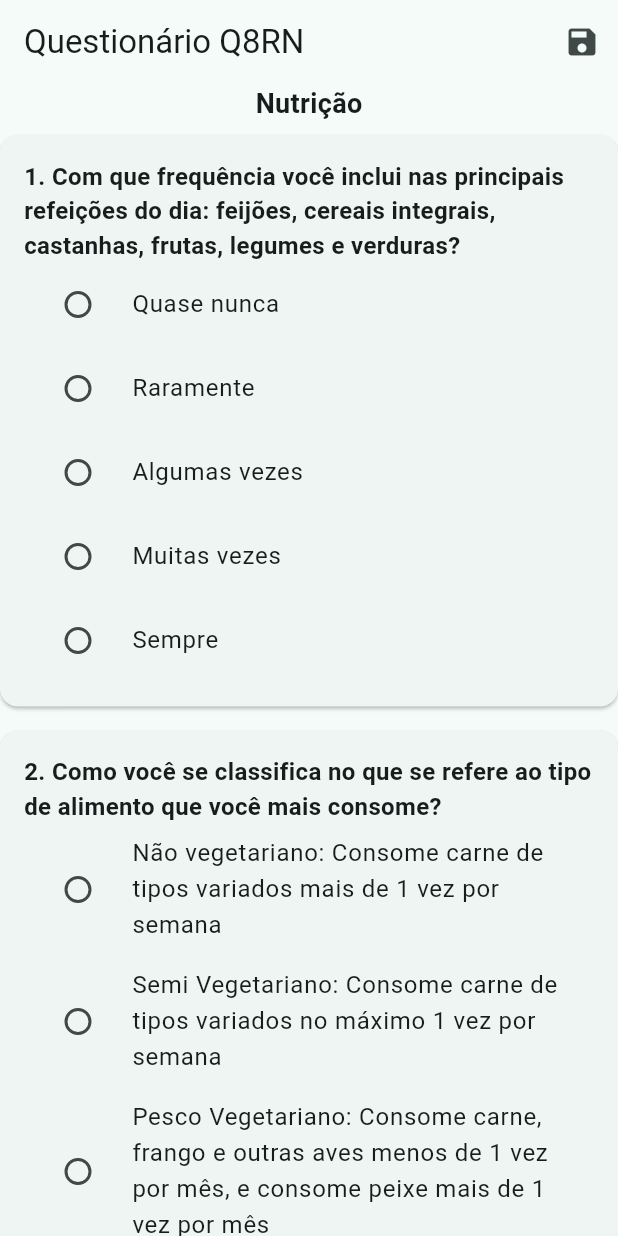
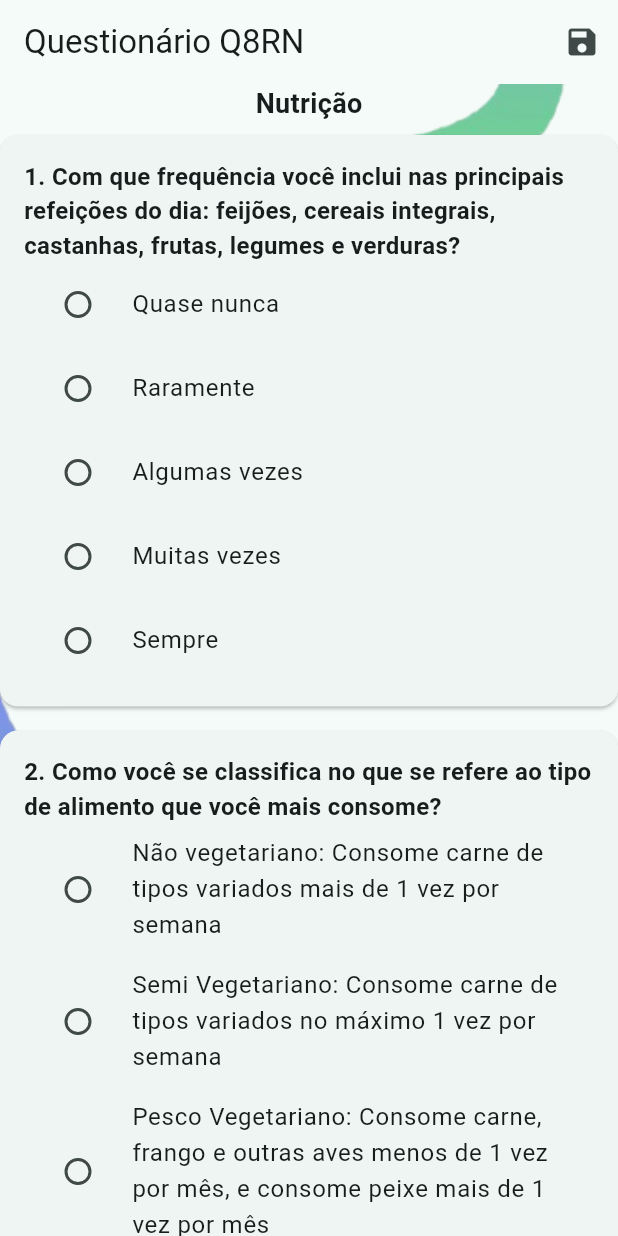
Before and after one commit to TeuszMAN/Habitoo, a Flutter app: the QuestionsScreen screen opened directly, on a phone screen of 412 x 824 dp. Run offline on Flutter 3.47's test engine with Material 3 defaults, Android fonts, the phone set to English and light mode, and no system bars; our stand-ins replace google_fonts, sqflite, syncfusion_flutter_charts; accounts and stored records are empty.

Commit message:
Retoques Finais 2

```diff
--- a/habitoo/lib/views/pages/questions_screen.dart
+++ b/habitoo/lib/views/pages/questions_screen.dart
@@ -221,7 +221,16 @@ class _QuestionsScreenState extends State<QuestionsScreen> {
           IconButton(icon: Icon(Icons.save), onPressed: _submeterQuestionario),
         ],
       ),
-      body: Form(
+      body: Stack(
+        children: [
+          Image.asset(
+            'assets/images/splash.png',
+            opacity: AlwaysStoppedAnimation(0.8),
+            fit: BoxFit.cover,
+            width: double.infinity,
+            height: double.infinity,
+          ),
+          Form(
             key: _formKey,
             child: ListView.builder(
               itemCount: questoesPorDominio.length,
@@ -231,13 +240,20 @@ class _QuestionsScreenState extends State<QuestionsScreen> {
                   children: [
                     Text(
                       dominio,
-                  style: TextStyle(fontSize: 18, fontWeight: FontWeight.bold),
+                      style: TextStyle(
+                        fontSize: 18,
+                        fontWeight: FontWeight.bold,
                       ),
-                ...questoesPorDominio[dominio]!.map((q) => _buildQuestao(q)),
+                    ),
+                    ...questoesPorDominio[dominio]!.map(
+                      (q) => _buildQuestao(q),
+                    ),
                   ],
                 );
               },
             ),
+          ),
+        ],
       ),
     );
   }
```
Also changed, not shown: habitoo/lib/views/pages/home_screen.dart (+12 -1 lines), habitoo/lib/views/pages/profile_screen.dart (+12 -1 lines), habitoo/assets/images/splash2.png (added). Lines whose indentation alone changed are shown as unchanged.
